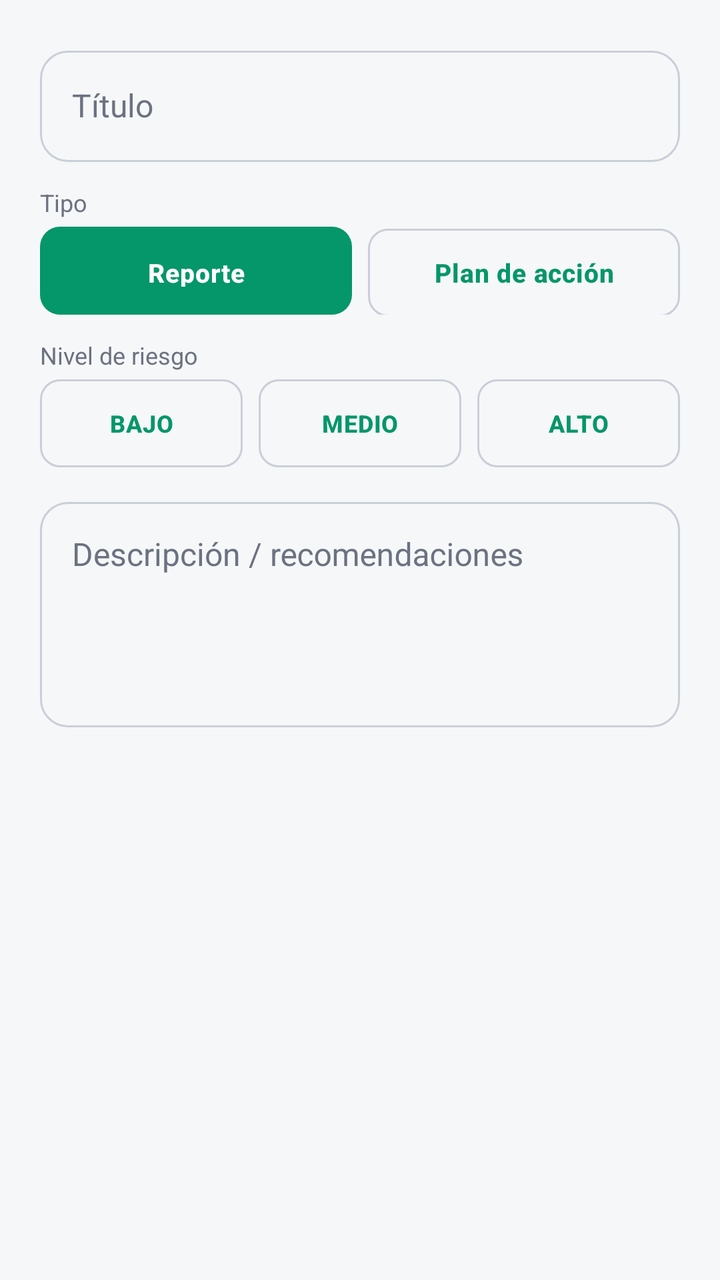
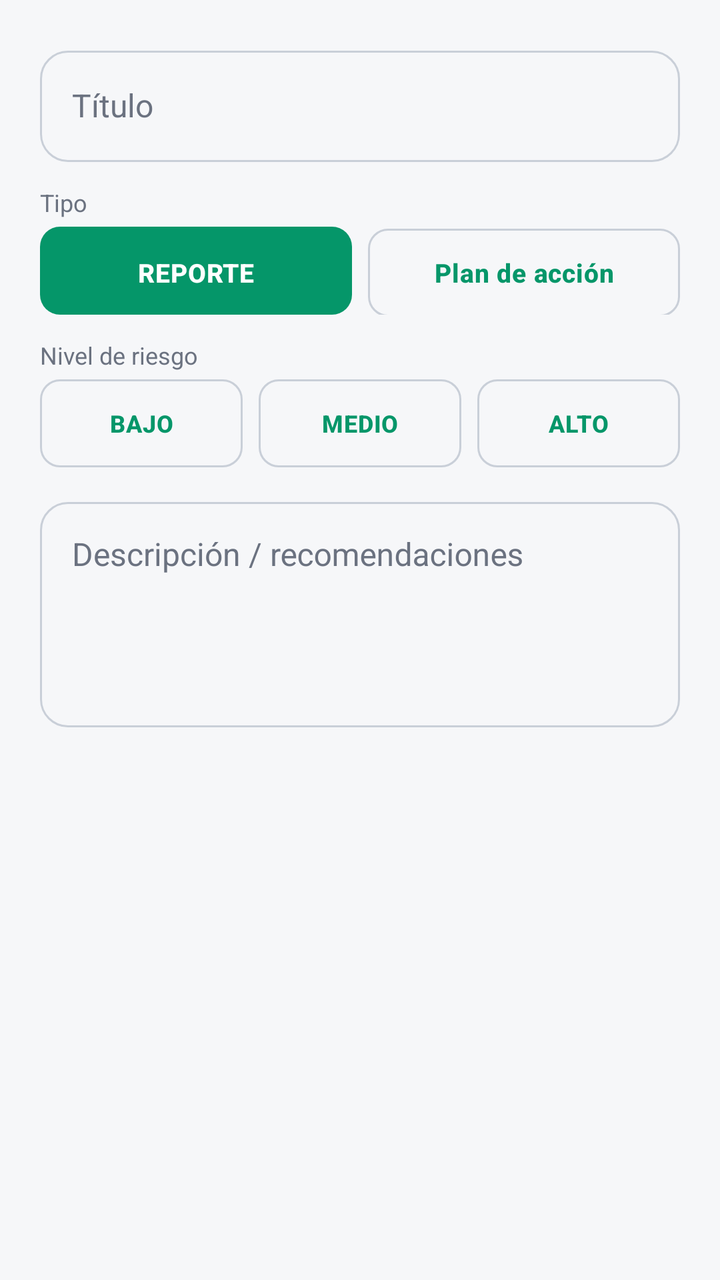

An Android layout rendered at two revisions. The XML below is the earlier revision; the diff shows what the commit changed to produce the second picture.
<!-- AndroidManifest.xml: application theme Theme.BienestarUPC -->
<!-- res/layout/dialog_new_reporte.xml -->
<?xml version="1.0" encoding="utf-8"?>
<LinearLayout xmlns:android="http://schemas.android.com/apk/res/android"
    xmlns:app="http://schemas.android.com/apk/res-auto"
    android:layout_width="match_parent"
    android:layout_height="wrap_content"
    android:orientation="vertical"
    android:padding="20dp">

    <com.google.android.material.textfield.TextInputLayout
        android:layout_width="match_parent"
        android:layout_height="wrap_content"
        android:hint="Título"
        style="@style/Widget.Material3.TextInputLayout.OutlinedBox">

        <com.google.android.material.textfield.TextInputEditText
            android:id="@+id/edit_titulo"
            android:layout_width="match_parent"
            android:layout_height="wrap_content"
            android:inputType="textCapSentences"
            android:maxLength="80" />
    </com.google.android.material.textfield.TextInputLayout>

    <TextView
        android:layout_width="wrap_content"
        android:layout_height="wrap_content"
        android:layout_marginTop="12dp"
        android:text="Tipo"
        android:textColor="@color/text_secondary"
        android:textSize="12sp" />

    <LinearLayout
        android:layout_width="match_parent"
        android:layout_height="wrap_content"
        android:layout_marginTop="4dp"
        android:orientation="horizontal">

        <com.google.android.material.button.MaterialButton
            android:id="@+id/btn_tipo_reporte"
            android:layout_width="0dp"
            android:layout_height="44dp"
            android:layout_weight="1"
            android:text="Reporte"
            android:textSize="13sp"
            android:insetTop="0dp"
            android:insetBottom="0dp"
            app:cornerRadius="10dp" />

        <com.google.android.material.button.MaterialButton
            android:id="@+id/btn_tipo_plan"
            android:layout_width="0dp"
            android:layout_height="44dp"
            android:layout_marginStart="8dp"
            android:layout_weight="1"
            android:text="Plan de acción"
            android:textSize="13sp"
            android:insetTop="0dp"
            android:insetBottom="0dp"
            style="@style/Widget.Material3.Button.OutlinedButton"
            app:cornerRadius="10dp" />
    </LinearLayout>

    <TextView
        android:layout_width="wrap_content"
        android:layout_height="wrap_content"
        android:layout_marginTop="12dp"
        android:text="Nivel de riesgo"
        android:textColor="@color/text_secondary"
        android:textSize="12sp" />

    <LinearLayout
        android:layout_width="match_parent"
        android:layout_height="wrap_content"
        android:layout_marginTop="4dp"
        android:orientation="horizontal">

        <com.google.android.material.button.MaterialButton
            android:id="@+id/btn_riesgo_bajo"
            android:layout_width="0dp"
            android:layout_height="44dp"
            android:layout_weight="1"
            android:text="BAJO"
            android:textSize="12sp"
            android:insetTop="0dp"
            android:insetBottom="0dp"
            style="@style/Widget.Material3.Button.OutlinedButton"
            app:cornerRadius="10dp" />

        <com.google.android.material.button.MaterialButton
            android:id="@+id/btn_riesgo_medio"
            android:layout_width="0dp"
            android:layout_height="44dp"
            android:layout_marginStart="8dp"
            android:layout_weight="1"
            android:text="MEDIO"
            android:textSize="12sp"
            android:insetTop="0dp"
            android:insetBottom="0dp"
            style="@style/Widget.Material3.Button.OutlinedButton"
            app:cornerRadius="10dp" />

        <com.google.android.material.button.MaterialButton
            android:id="@+id/btn_riesgo_alto"
            android:layout_width="0dp"
            android:layout_height="44dp"
            android:layout_marginStart="8dp"
            android:layout_weight="1"
            android:text="ALTO"
            android:textSize="12sp"
            android:insetTop="0dp"
            android:insetBottom="0dp"
            style="@style/Widget.Material3.Button.OutlinedButton"
            app:cornerRadius="10dp" />
    </LinearLayout>

    <com.google.android.material.textfield.TextInputLayout
        android:layout_width="match_parent"
        android:layout_height="wrap_content"
        android:layout_marginTop="12dp"
        android:hint="Descripción / recomendaciones"
        style="@style/Widget.Material3.TextInputLayout.OutlinedBox">

        <com.google.android.material.textfield.TextInputEditText
            android:id="@+id/edit_descripcion_reporte"
            android:layout_width="match_parent"
            android:layout_height="wrap_content"
            android:gravity="top|start"
            android:inputType="textMultiLine"
            android:maxLength="500"
            android:minLines="4" />
    </com.google.android.material.textfield.TextInputLayout>

</LinearLayout>
<!-- resources referenced by this layout -->
<resources>
  <color name="text_secondary">#6B7280</color>
  <color name="green_primary">#059669</color>
  <color name="white_card">#FFFFFF</color>
  <color name="green_container">#D1FAE5</color>
  <color name="on_primary_container">#053B2A</color>
  <color name="teal_primary">#0D9488</color>
  <color name="teal_light">#CCFBF1</color>
  <color name="background_gray">#F6F7F9</color>
  <color name="text_primary">#111827</color>
  <color name="surface_container_low">#F8FAFC</color>
  <color name="surface_container">#EFF2F5</color>
  <color name="surface_container_high">#E7EAEE</color>
  <color name="surface_container_highest">#DEE2E8</color>
  <color name="surface_outline">#C9CFD8</color>
  <color name="surface_outline_variant">#E4E7EC</color>
  <color name="error_text">#DC2626</color>
  <color name="green_primary_dark">#047857</color>
  <style name="Widget.BienestarUPC.Card" parent="Widget.Material3.CardView.Elevated">
          <item name="cardCornerRadius">20dp</item>
          <item name="cardElevation">1dp</item>
          <item name="cardBackgroundColor">@color/white_card</item>
          <item name="strokeColor">@color/stroke_color</item>
          <item name="strokeWidth">1dp</item>
          <item name="rippleColor">@color/green_light</item>
      </style>
  <style name="BottomNavigationStyle" parent="Widget.Material3.BottomNavigationView">
          <item name="android:background">@color/nav_background</item>
          <item name="itemIconSize">24dp</item>
          <item name="itemRippleColor">@color/green_light</item>
          <item name="itemIconTint">@color/nav_item_text_color</item>
          <item name="itemTextColor">@color/nav_item_text_color</item>
          <item name="elevation">8dp</item>
      </style>
  <style name="Widget.BienestarUPC.Chip" parent="Widget.Material3.Chip.Filter">
          <item name="chipCornerRadius">20dp</item>
          <item name="chipMinHeight">36dp</item>
          <item name="chipBackgroundColor">@color/chip_bg</item>
          <item name="android:textColor">@color/chip_text</item>
          <item name="chipStrokeWidth">1dp</item>
          <item name="chipStrokeColor">@color/stroke_color</item>
      </style>
  <style name="ThemeOverlay.BienestarUPC.MaterialAlertDialog" parent="ThemeOverlay.Material3.MaterialAlertDialog">
          <item name="shapeAppearanceOverlay">@style/ShapeAppearance.BienestarUPC.Dialog</item>
          <item name="colorSecondary">@color/green_primary</item>
      </style>
  <style name="Widget.BienestarUPC.Snackbar" parent="Widget.Material3.Snackbar">
          <item name="backgroundTint">@color/text_primary</item>
          <item name="android:textColor">@color/white_card</item>
          <item name="shapeAppearanceOverlay">@style/ShapeAppearance.BienestarUPC.Snackbar</item>
      </style>
  <color name="gray_medium">#9CA3AF</color>
  <color name="stroke_color">#EDEFF2</color>
  <color name="green_light">#D1FAE5</color>
  <color name="nav_background">#FFFFFF</color>
  <color name="chip_bg">#F3F4F6</color>
  <color name="chip_text">#111827</color>
  <style name="ShapeAppearance.BienestarUPC.Dialog" parent="ShapeAppearance.Material3.LargeComponent">
          <item name="cornerSize">24dp</item>
      </style>
  <style name="ShapeAppearance.BienestarUPC.Snackbar" parent="ShapeAppearance.Material3.MediumComponent">
          <item name="cornerFamily">rounded</item>
          <item name="cornerSize">14dp</item>
      </style>
  <!-- unchanged entries left out for length: 3 -->
</resources>

<!-- the commit's change to res/layout/dialog_new_reporte.xml (unified diff, before → after) -->
@@ -9,7 +9,7 @@
     <com.google.android.material.textfield.TextInputLayout
         android:layout_width="match_parent"
         android:layout_height="wrap_content"
-        android:hint="Título"
+        android:hint="@string/txt_titulo"
         style="@style/Widget.Material3.TextInputLayout.OutlinedBox">
 
         <com.google.android.material.textfield.TextInputEditText
@@ -24,7 +24,7 @@
         android:layout_width="wrap_content"
         android:layout_height="wrap_content"
         android:layout_marginTop="12dp"
-        android:text="Tipo"
+        android:text="@string/txt_tipo"
         android:textColor="@color/text_secondary"
         android:textSize="12sp" />
 
@@ -39,7 +39,7 @@
             android:layout_width="0dp"
             android:layout_height="44dp"
             android:layout_weight="1"
-            android:text="Reporte"
+            android:text="@string/txt_reporte"
             android:textSize="13sp"
             android:insetTop="0dp"
             android:insetBottom="0dp"
@@ -51,7 +51,7 @@
             android:layout_height="44dp"
             android:layout_marginStart="8dp"
             android:layout_weight="1"
-            android:text="Plan de acción"
+            android:text="@string/txt_plan_de_accion"
             android:textSize="13sp"
             android:insetTop="0dp"
             android:insetBottom="0dp"
@@ -63,7 +63,7 @@
         android:layout_width="wrap_content"
         android:layout_height="wrap_content"
         android:layout_marginTop="12dp"
-        android:text="Nivel de riesgo"
+        android:text="@string/txt_nivel_de_riesgo"
         android:textColor="@color/text_secondary"
         android:textSize="12sp" />
 
@@ -78,7 +78,7 @@
             android:layout_width="0dp"
             android:layout_height="44dp"
             android:layout_weight="1"
-            android:text="BAJO"
+            android:text="@string/txt_bajo"
             android:textSize="12sp"
             android:insetTop="0dp"
             android:insetBottom="0dp"
@@ -91,7 +91,7 @@
             android:layout_height="44dp"
             android:layout_marginStart="8dp"
             android:layout_weight="1"
-            android:text="MEDIO"
+            android:text="@string/txt_medio"
             android:textSize="12sp"
             android:insetTop="0dp"
             android:insetBottom="0dp"
@@ -104,7 +104,7 @@
             android:layout_height="44dp"
             android:layout_marginStart="8dp"
             android:layout_weight="1"
-            android:text="ALTO"
+            android:text="@string/txt_alto"
             android:textSize="12sp"
             android:insetTop="0dp"
             android:insetBottom="0dp"
@@ -116,7 +116,7 @@
         android:layout_width="match_parent"
         android:layout_height="wrap_content"
         android:layout_marginTop="12dp"
-        android:hint="Descripción / recomendaciones"
+        android:hint="@string/txt_descripcion_recomendaciones"
         style="@style/Widget.Material3.TextInputLayout.OutlinedBox">
 
         <com.google.android.material.textfield.TextInputEditText
<!-- resource entries referenced after the edit -->
@@ -1,6 +1,15 @@
 <!-- resources referenced by this layout -->
 <resources>
   <color name="text_secondary">#6B7280</color>
+  <string name="txt_alto">ALTO</string>
+  <string name="txt_bajo">BAJO</string>
+  <string name="txt_descripcion_recomendaciones">Descripción / recomendaciones</string>
+  <string name="txt_medio">MEDIO</string>
+  <string name="txt_nivel_de_riesgo">Nivel de riesgo</string>
+  <string name="txt_plan_de_accion">Plan de acción</string>
+  <string name="txt_reporte">REPORTE</string>
+  <string name="txt_tipo">Tipo</string>
+  <string name="txt_titulo">Título</string>
   <color name="green_primary">#059669</color>
   <color name="white_card">#FFFFFF</color>
   <color name="green_container">#D1FAE5</color>
